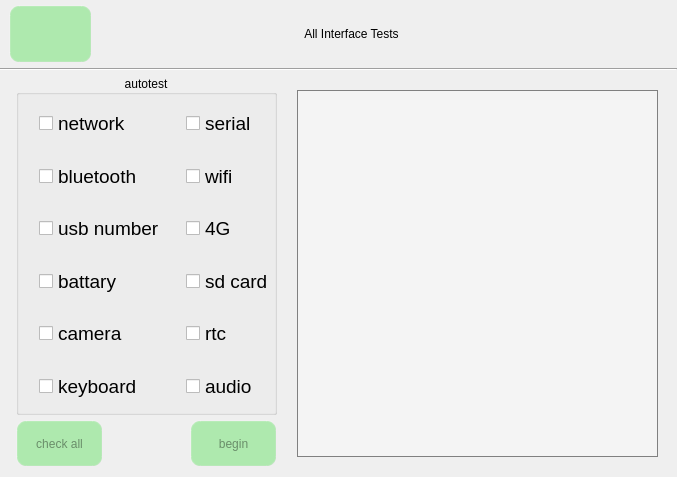
This is all_test.ui in jizizihe/baijie_demo as Qt 5 draws it before an edit. The edited form follows.
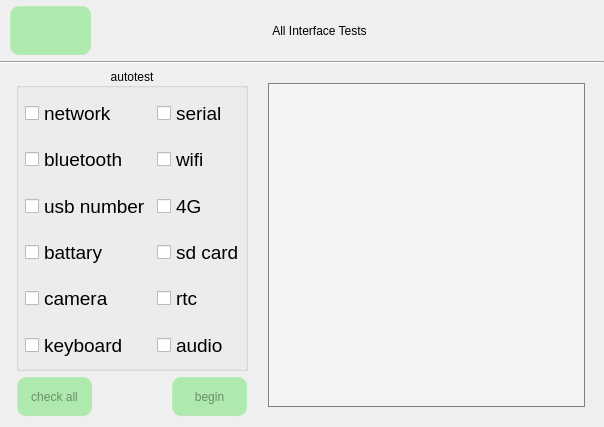
This is the edited form. Icons and pictures are not drawn.

Diff of the .ui file:
```diff
--- a/all_test.ui
+++ b/all_test.ui
@@ -6,8 +6,8 @@
    <rect>
     <x>0</x>
     <y>0</y>
-    <width>677</width>
-    <height>477</height>
+    <width>604</width>
+    <height>427</height>
    </rect>
   </property>
   <property name="minimumSize">
```
Left out of the diff: 2 changed lines with no effect on the pictures.
